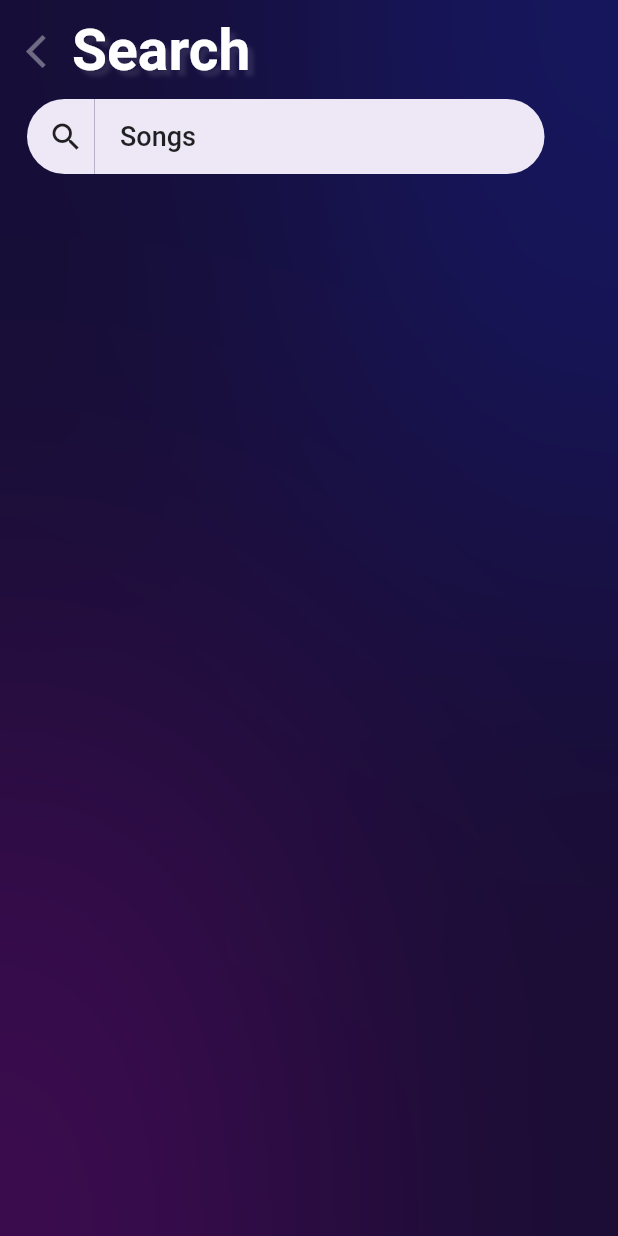
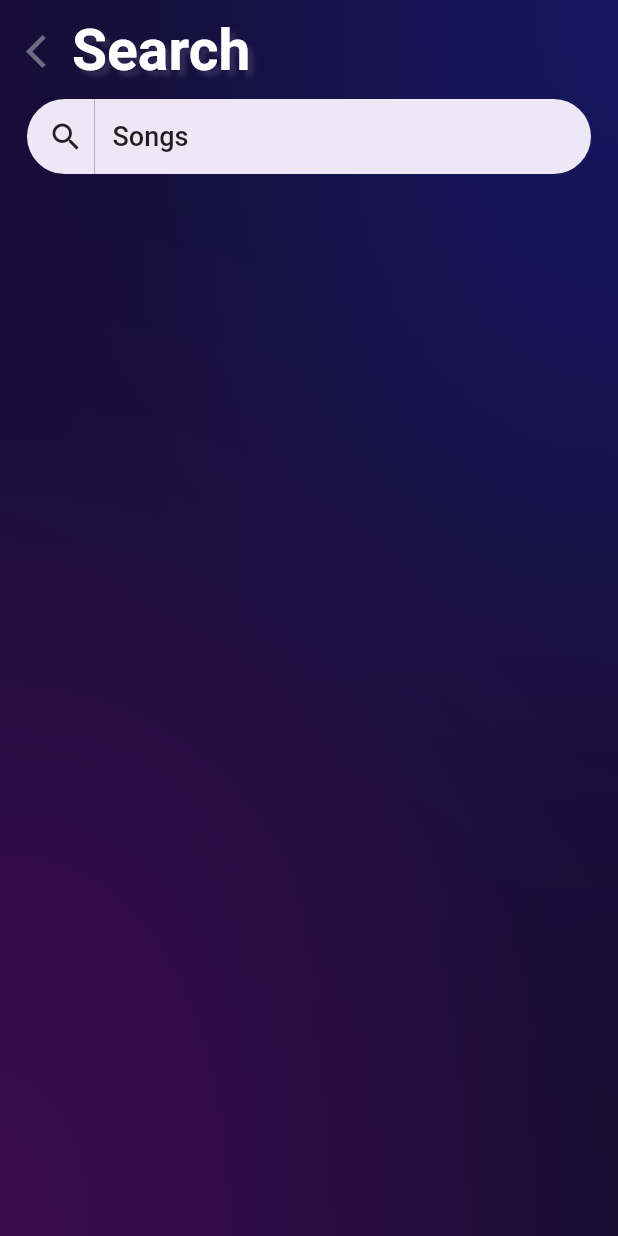
Before and after one commit to mohammed-swafvan/musician, a Flutter app: the SearchScreen screen opened directly, on a phone screen of 412 x 824 dp. Run offline on Flutter 3.47's test engine with Material 2 defaults, Android fonts, the light colour scheme and no system bars; our stand-ins replace hive_flutter, just_audio, just_audio_background, on_audio_query, percent_indicator, permission_handler and 1 more; accounts and stored records are empty.

```diff
--- a/lib/Screens/SearchScreen/SearchSreen.dart
+++ b/lib/Screens/SearchScreen/SearchSreen.dart
@@ -68,26 +68,29 @@ class _SearchScreenState extends State<SearchScreen> {
                   ),
                   Padding(
                     padding: const EdgeInsets.symmetric(horizontal: 18),
+                    child: SizedBox(
+                      width: double.infinity,
                       child: Row(
                         children: [
                           Container(
                             decoration: BoxDecoration(
                               color: Colors.deepPurple[50],
-                            borderRadius: const BorderRadius.only(topLeft: Radius.circular(30), bottomLeft: Radius.circular(30)),
+                              borderRadius:
+                                  const BorderRadius.only(topLeft: Radius.circular(30), bottomLeft: Radius.circular(30)),
                             ),
                             height: 50,
                             width: 45,
                             child: const Padding(padding: EdgeInsets.only(left: 7.0), child: Icon(Icons.search)),
                           ),
-                        Container(
+                          Expanded(
+                            child: Container(
                               decoration: BoxDecoration(
                                   color: Colors.deepPurple[50],
                                   borderRadius:
                                       const BorderRadius.only(bottomRight: Radius.circular(30), topRight: Radius.circular(30))),
                               height: 50,
-                          width: 300,
                               child: Padding(
-                            padding: const EdgeInsets.only(left: 5.0),
+                                padding: const EdgeInsets.symmetric(),
                                 child: TextField(
                                   onChanged: (value) => updatedList(value),
                                   textAlign: TextAlign.start,
@@ -101,7 +104,9 @@ class _SearchScreenState extends State<SearchScreen> {
                                 ),
                               ),
                             ),
+                          ),
                         ],
+                      ),
                     ),
                   ),
                   const SizedBox(height: 20),
```
Also changed, not shown: 5 other files. Lines whose indentation alone changed are shown as unchanged.
